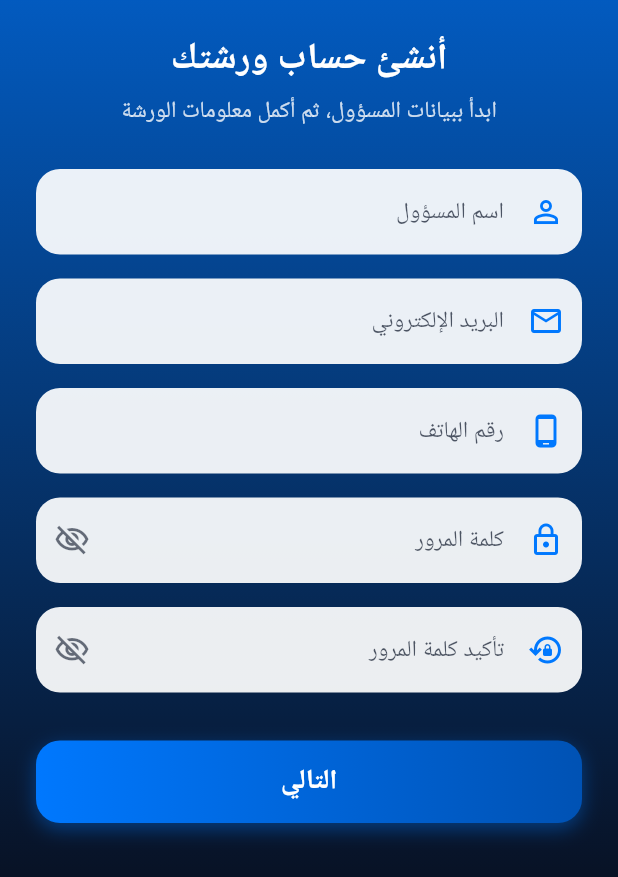
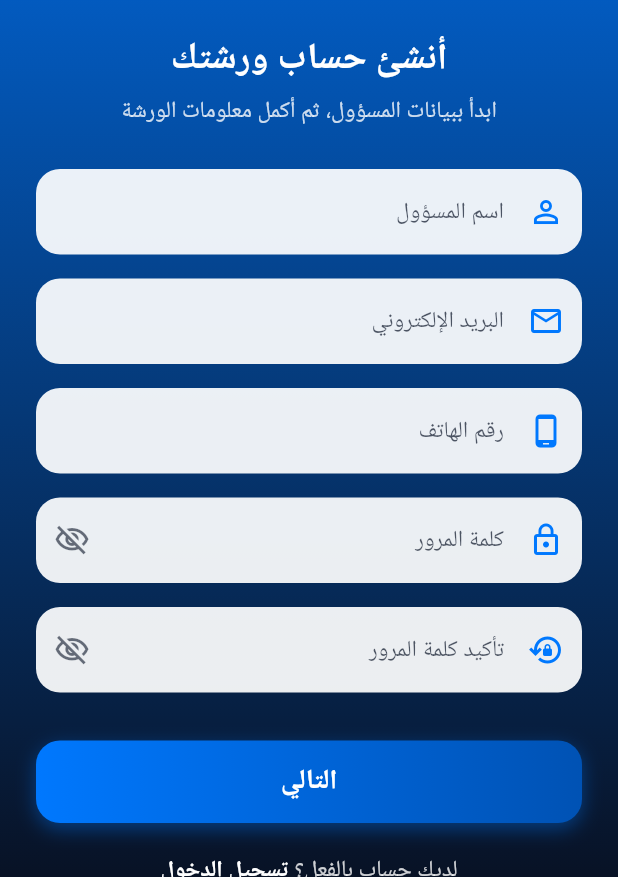
Before and after one commit to Omar-cyber-eng/car_care_plus_employee, a Flutter app: the screen it shows after launch, scrolled down 45 dp, on a phone screen of 412 x 824 dp, the part 359-1236 px from its top. Run offline on Flutter 3.47's test engine with Material 3 defaults, Android fonts, the phone set to English and light mode, and no system bars; our stand-ins replace dartz, dio, flutter_bloc, flutter_screenutil, flutter_secure_storage.

Commit message:
Fix workshop register wiring + auth navigation
- registerWorkshop: send raw JSON instead of multipart FormData. The
  endpoint expects JSON (like login and the old registerCompany); the
  multipart body wasn't being received/parsed server-side.
- register_page: add "already have an account? login" link (register is
  now a reachable entry point, so it needs a way to login)
- login <-> register: use pushReplacement so toggling doesn't stack routes
- login: show a clear Arabic "under review" message for inactive/pending
  workshop accounts (403 inactive)

Co-Authored-By: Claude Opus 4.8 (1M context) <noreply@anthropic.com>

```diff
--- a/lib/features/auth/presentation/register_page.dart
+++ b/lib/features/auth/presentation/register_page.dart
@@ -3,6 +3,7 @@ import 'package:car_care_plus/core/resources/text_style.dart';
 import 'package:car_care_plus/core/validatiors/app_validators.dart';
 import 'package:car_care_plus/core/widgets/customTextField.dart';
 import 'package:flutter/material.dart';
+import 'package:car_care_plus/core/routing/app_routes.dart';
 import 'package:car_care_plus/features/auth/presentation/workshop_info_page.dart';
 
 class RegisterPage extends StatefulWidget {
@@ -236,6 +237,34 @@ class _RegisterPageState extends State<RegisterPage> {
                     ),
                   ),
 
+                  const SizedBox(height: 20),
+
+                  // رابط الانتقال لتسجيل الدخول
+                  Row(
+                    mainAxisAlignment: MainAxisAlignment.center,
+                    children: [
+                      Text(
+                        'لديك حساب بالفعل؟ ',
+                        style: TextStyles.Size15.withColor(
+                          AppColors.surfaceWhite.withOpacity(0.8),
+                        ),
+                      ),
+                      GestureDetector(
+                        onTap: () => Navigator.pushReplacementNamed(
+                          context,
+                          Routes.login,
+                        ),
+                        child: Text(
+                          'تسجيل الدخول',
+                          style: TextStyles.Size15
+                              .withColor(AppColors.surfaceWhite)
+                              .withWeight(FontWeight.bold)
+                              .withDecoration(TextDecoration.underline),
+                        ),
+                      ),
+                    ],
+                  ),
+
                   const SizedBox(height: 24),
                 ],
               ),
```
Also changed, not shown: lib/features/auth/data/auth_remote_data_source.dart (+6 -6 lines), lib/features/auth/presentation/login_page.dart (+14 -2 lines).
